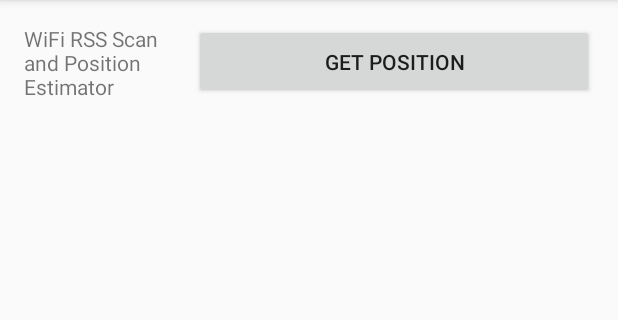
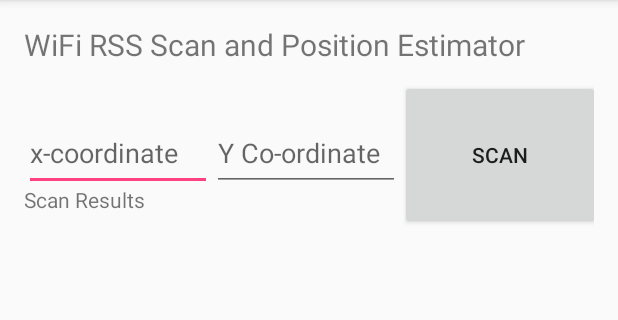
Before and after one commit to sucharitha93/Android-WiFi-Scanner, an Android app: the screen it shows after launch (MainActivity), on a phone screen of 412 x 824 dp, the part 84-404 px from its top. Run offline under Robolectric (Android 15) with nearby library versions, the phone set to English and light mode, and no system bars.

Commit message:
Second Commit Added EditText(numbers) to enter the co-ordinate points of the measurements taken.

```diff
--- a/app/src/main/java/amrita/cse/amuda/wifipositioning/MainActivity.java
+++ b/app/src/main/java/amrita/cse/amuda/wifipositioning/MainActivity.java
@@ -17,6 +17,7 @@ import android.support.v4.content.ContextCompat;
 import android.support.v7.app.AppCompatActivity;
 import android.os.Bundle;
 import android.view.View;
+import android.widget.EditText;
 import android.widget.TextView;
 import android.widget.Toast;
 
@@ -31,6 +32,7 @@ public class MainActivity extends AppCompatActivity {
     WiFiScanReceiver wifiReceiver;
     private SensorManager mSensorManager;
     private TextView textView;
+    private EditText xCoordinate, yCoordinate;
     File file;
 
 
@@ -77,12 +79,28 @@ public class MainActivity extends AppCompatActivity {
 */
 
         textView = (TextView) findViewById(R.id.data);
+        xCoordinate = (EditText) findViewById(R.id.xcoordinate);
+        yCoordinate = (EditText) findViewById(R.id.ycoordinate);
         wifiManager = (WifiManager) getApplicationContext().getSystemService(Context.WIFI_SERVICE);
         wifiReceiver = new WiFiScanReceiver();
 
     }
+    public void btnClick(View v)
+    {
+        String x,y;
+        x= xCoordinate.getText().toString();
+        y = yCoordinate.getText().toString();
+        if (x.isEmpty() && y.isEmpty())
+        {
+            Toast.makeText(this,"Enter the co-ordinates to begin SCAN",Toast.LENGTH_SHORT).show();
+        }
+        else
+        {
+            scan(v);
+        }
+    }
 
-    public void btnClick(View v){
+    public void scan(View v){
 
         textView.setText("");
         IntentFilter filterScanResult = new IntentFilter(WifiManager.SCAN_RESULTS_AVAILABLE_ACTION);
@@ -133,10 +151,13 @@ public class MainActivity extends AppCompatActivity {
                         ScanResult accessPoint = wifiScanResultList.get(i);
                         String listItem = "SSID: "+accessPoint.SSID + "\n" + "MAC Address: "+accessPoint.BSSID + "\n" + "RSSI Signal Level"+accessPoint.level+ "\n" + "TimeStamp: "+accessPoint.timestamp;
                         textView.append(listItem + "\n\n");
+                        xCoordinate.getText().toString();
+                        yCoordinate.getText().toString();
 
-                            String content = accessPoint.SSID + ","+accessPoint.BSSID + ","+accessPoint.level+ ","+accessPoint.timestamp+"\n";
+                            String content = xCoordinate.getText().toString()+","+yCoordinate.getText().toString()+","+accessPoint.frequency+","+accessPoint.channelWidth+","+accessPoint.capabilities+","+accessPoint.SSID + ","+accessPoint.BSSID + ","+accessPoint.level+ ","+accessPoint.timestamp+"\n";
                             bw.append(content);
                     }
+                    bw.append("\n");
                     textView.append("***********************************\n");
                     bw.close();
                 } catch (IOException e) {
--- a/app/src/main/res/layout/activity_main.xml
+++ b/app/src/main/res/layout/activity_main.xml
@@ -9,30 +9,43 @@
     android:paddingRight="@dimen/activity_horizontal_margin"
     android:paddingTop="@dimen/activity_vertical_margin"
     tools:context="amrita.cse.amuda.wifipositioning.MainActivity">
-
     <TextView
         android:layout_width="wrap_content"
         android:layout_height="wrap_content"
+        android:textSize="20dp"
         android:text="WiFi RSS Scan and Position Estimator"
         android:id="@+id/textView"
-        android:layout_toLeftOf="@+id/buttonScan"
-        android:layout_alignBottom="@+id/buttonScan"
-        android:layout_alignParentLeft="true"
-        android:layout_alignParentStart="true"
         android:layout_alignParentTop="true" />
+    <LinearLayout
+        android:layout_width="wrap_content"
+        android:layout_height="wrap_content">
 
+        <EditText
+            android:id="@+id/xcoordinate"
+            android:layout_width="125dp"
+            android:layout_height="50dp"
+            android:layout_marginTop="37dp"
+            android:ems="10"
+            android:hint="x-coordinate"
+            android:inputType="number" />
 
-    <Button
-        android:text="Get Position"
-        android:layout_width="400px"
-        android:layout_height="75px"
-        android:id="@+id/buttonScan"
-        android:layout_alignParentRight="true"
-        android:layout_alignParentEnd="true"
-        android:layout_alignParentTop="true"
-        android:onClick="btnClick"/>
+        <EditText
+            android:id="@+id/ycoordinate"
+            android:layout_width="125dp"
+            android:layout_height="50dp"
+            android:layout_marginTop="37dp"
+            android:ems="10"
+            android:hint="Y Co-ordinate"
+            android:inputType="number" />
+        <Button
+            android:text="Scan"
+            android:layout_width="200px"
+            android:layout_height="150px"
+            android:layout_marginTop="37dp"
+            android:id="@+id/buttonScan"
+            android:onClick="btnClick" />
 
-
+    </LinearLayout>
 
     <ScrollView
         android:layout_width="match_parent"
@@ -40,17 +53,15 @@
         android:layout_below="@+id/textView"
         android:layout_centerHorizontal="true"
         android:layout_marginTop="80dp">
-
-        <LinearLayout
-            android:layout_width="match_parent"
-            android:layout_height="wrap_content"
-            android:orientation="vertical" >
             <TextView
+                android:text="Scan Results"
                 android:layout_width="wrap_content"
                 android:layout_height="wrap_content"
                 android:layout_marginRight="11dp"
                 android:layout_marginEnd="11dp"
                 android:id="@+id/data" />
-        </LinearLayout>
     </ScrollView>
+
+
+
 </RelativeLayout>
```
